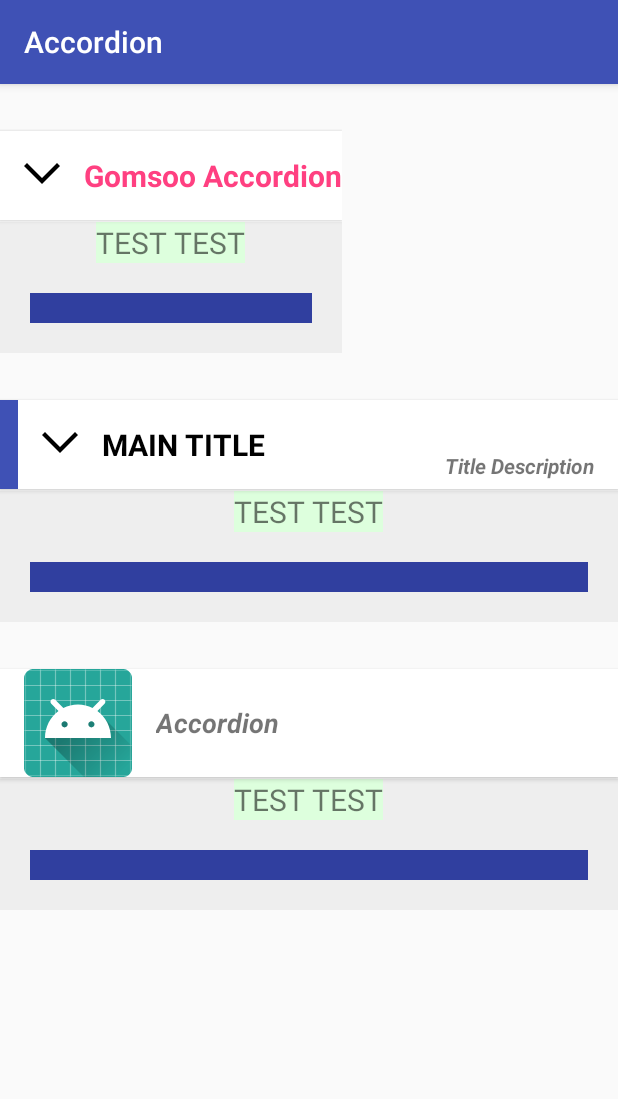
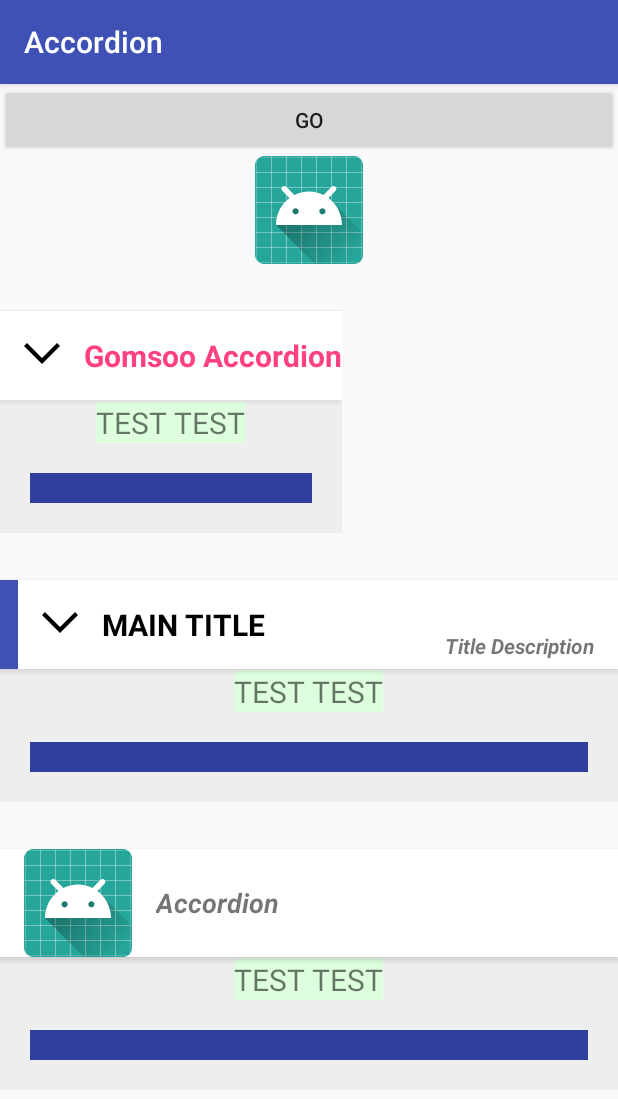
Before and after one commit to Gomsoo/CollapsibleLayout, an Android app: the screen it shows after launch (MainActivity), on a phone screen of 412 x 824 dp. Shown: the top 1099 px of the screen. Run offline under Robolectric (Android 15) with nearby library versions, the phone set to English and light mode, and no system bars.

Commit message:
Fix NullPointerException in CollapsibleLayout animation inner class

```diff
--- a/accordion/src/main/java/com/gomsoo/collapsible/CollapsibleLayout.java
+++ b/accordion/src/main/java/com/gomsoo/collapsible/CollapsibleLayout.java
@@ -1,6 +1,7 @@
 package com.gomsoo.collapsible;
 
 import android.content.Context;
+import android.support.annotation.IdRes;
 import android.support.annotation.NonNull;
 import android.support.annotation.Nullable;
 import android.util.AttributeSet;
@@ -17,7 +18,7 @@ import android.widget.FrameLayout;
 public class CollapsibleLayout extends FrameLayout {
 
     private boolean mIsCollapse;
-    private long mAnimationDurationInMillis;
+    private long mAnimationDurationInMillis = 300L;
 
     private int mExpandedHeight;
     private int mExpandedParamsHeight;
@@ -102,7 +103,7 @@ public class CollapsibleLayout extends FrameLayout {
             mTargetParams = targetView.getLayoutParams();
             mInitialHeight = targetView.getHeight();
             mMarkView = markView;
-            mInitialRotation = markView.getRotation();
+            mInitialRotation = markView == null ? 0 : markView.getRotation();
             setDuration(durationInMillis);
 
             // targetView의 parent가 invalidate 되지 않아 최초 한 번 이후 applyTransformation이
@@ -147,7 +148,7 @@ public class CollapsibleLayout extends FrameLayout {
             mExpandedHeight = expandedHeight;
             mExpandedParamsHeight = expandedParamsHeight;
             mMarkView = markView;
-            mInitialRotation = markView.getRotation();
+            mInitialRotation = markView == null ? 0 : markView.getRotation();
             setDuration(durationInMillis);
 
             // targetView의 parent가 invalidate 되지 않아 최초 한 번 이후 applyTransformation이
--- a/app/src/main/java/com/gomsoo/accordion/sample/MainActivity.java
+++ b/app/src/main/java/com/gomsoo/accordion/sample/MainActivity.java
@@ -7,6 +7,7 @@ import android.view.View;
 
 import com.gomsoo.accordion.AccordionFragment;
 import com.gomsoo.accordion.R;
+import com.gomsoo.collapsible.CollapsibleLayout;
 
 public class MainActivity extends AppCompatActivity {
 
@@ -14,6 +15,9 @@ public class MainActivity extends AppCompatActivity {
     protected void onCreate(Bundle savedInstanceState) {
         super.onCreate(savedInstanceState);
         setContentView(R.layout.activity_main);
+
+        final CollapsibleLayout collapsibleLayout = findViewById(R.id.collapsibleLayout);
+        collapsibleLayout.setHandler(findViewById(R.id.collapsibleLayoutButton));
 
         AccordionFragment fragment1 = (AccordionFragment)
                 getSupportFragmentManager().findFragmentById(R.id.accordionFragment1);
--- a/app/src/main/res/layout/activity_main.xml
+++ b/app/src/main/res/layout/activity_main.xml
@@ -10,6 +10,26 @@
         android:layout_width="match_parent"
         android:layout_height="wrap_content"
         android:orientation="vertical">
+
+        <Button
+            android:id="@+id/collapsibleLayoutButton"
+            android:layout_width="match_parent"
+            android:layout_height="wrap_content"
+            android:text="GO" />
+
+        <com.gomsoo.collapsible.CollapsibleLayout
+            android:id="@+id/collapsibleLayout"
+            android:layout_width="match_parent"
+            android:layout_height="wrap_content">
+
+            <ImageView
+                android:layout_width="wrap_content"
+                android:layout_height="wrap_content"
+                android:layout_gravity="center"
+                android:contentDescription="JUST FOR TEST"
+                android:src="@mipmap/ic_launcher" />
+
+        </com.gomsoo.collapsible.CollapsibleLayout>
 
         <fragment
             android:id="@+id/accordionFragment1"
```
